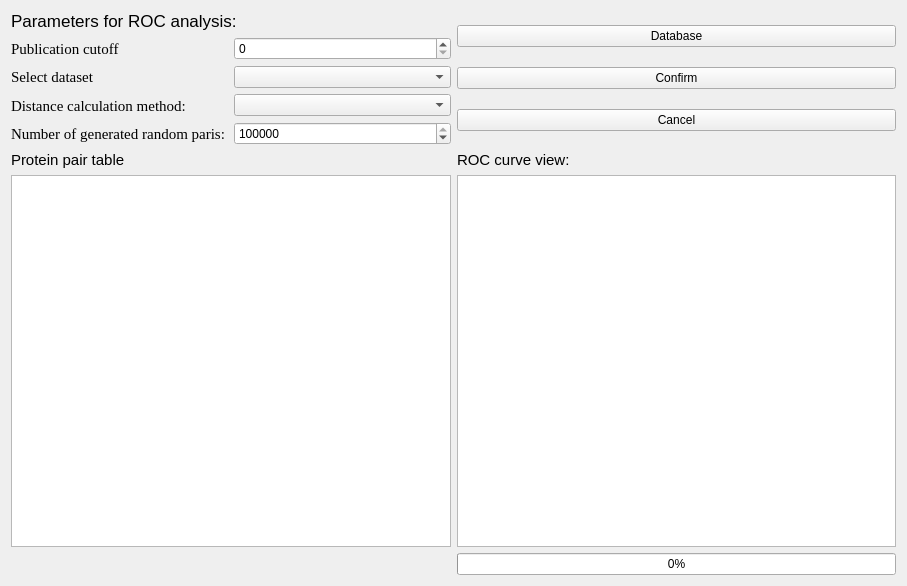
This is AnalROC.ui in hcji/ProSAP as Qt 5 draws it before an edit. The edited form follows.
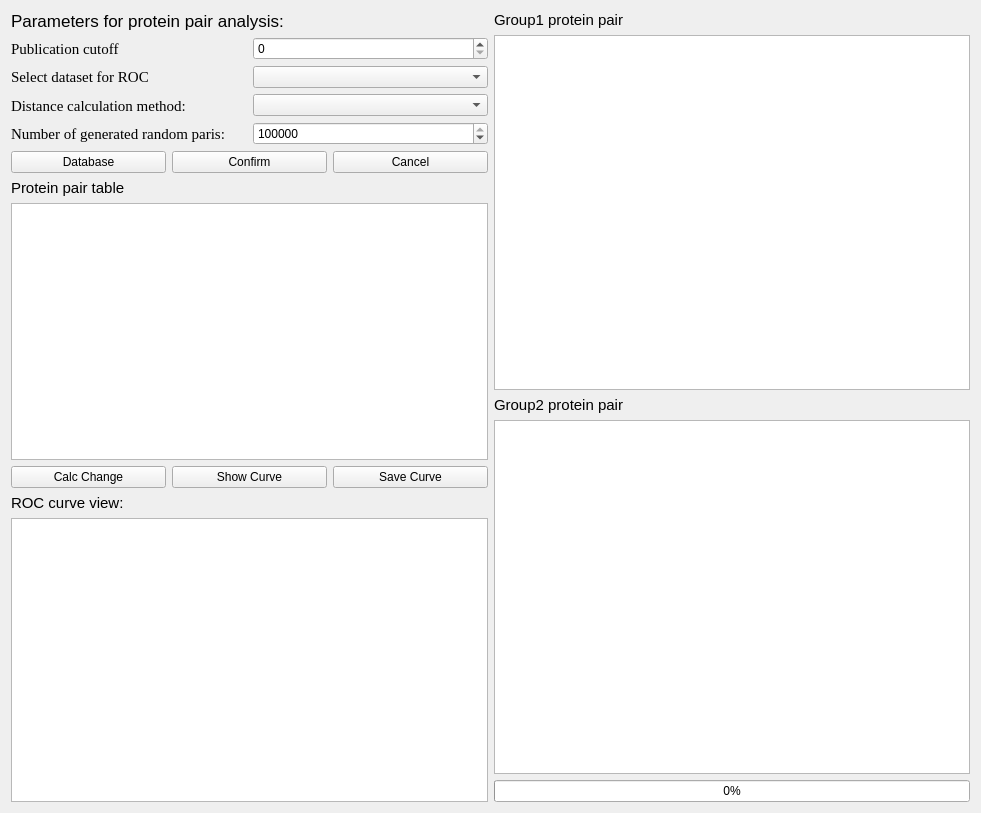
This is the edited form.

Commit message: prepare pair analysis

```diff
--- a/AnalROC.ui
+++ b/AnalROC.ui
@@ -6,35 +6,21 @@
    <rect>
     <x>0</x>
     <y>0</y>
-    <width>907</width>
-    <height>586</height>
+    <width>981</width>
+    <height>813</height>
    </rect>
   </property>
   <property name="windowTitle">
    <string>Form</string>
   </property>
   <layout class="QGridLayout" name="gridLayout">
-   <item row="1" column="1">
-    <layout class="QVBoxLayout" name="verticalLayout_5">
-     <item>
-      <widget class="QLabel" name="label_2">
-       <property name="font">
-        <font>
-         <family>Arial</family>
-         <pointsize>11</pointsize>
-        </font>
-       </property>
-       <property name="text">
-        <string>ROC curve view:</string>
-       </property>
-      </widget>
-     </item>
-     <item>
-      <widget class="QGraphicsView" name="graphicsView"/>
-     </item>
-    </layout>
-   </item>
    <item row="0" column="0">
+    <layout class="QHBoxLayout" name="horizontalLayout_4">
+     <item>
+      <layout class="QVBoxLayout" name="verticalLayout_8">
+       <item>
+        <layout class="QVBoxLayout" name="verticalLayout">
+         <item>
     <layout class="QVBoxLayout" name="verticalLayout_6">
      <item>
       <widget class="QLabel" name="label_4">
@@ -45,7 +31,7 @@
         </font>
        </property>
        <property name="text">
-        <string>Parameters for ROC analysis:</string>
+              <string>Parameters for protein pair analysis:</string>
        </property>
       </widget>
      </item>
@@ -75,7 +61,7 @@
             </font>
            </property>
            <property name="text">
-            <string>Select dataset</string>
+                  <string>Select dataset for ROC</string>
            </property>
           </widget>
          </item>
@@ -137,28 +123,8 @@
      </item>
     </layout>
    </item>
-   <item row="1" column="0">
-    <layout class="QVBoxLayout" name="verticalLayout_4">
      <item>
-      <widget class="QLabel" name="label_3">
-       <property name="font">
-        <font>
-         <family>Arial</family>
-         <pointsize>11</pointsize>
-        </font>
-       </property>
-       <property name="text">
-        <string>Protein pair table</string>
-       </property>
-      </widget>
-     </item>
-     <item>
-      <widget class="QTableView" name="tableView"/>
-     </item>
-    </layout>
-   </item>
-   <item row="0" column="1">
-    <layout class="QVBoxLayout" name="verticalLayout">
+          <layout class="QHBoxLayout" name="horizontalLayout_2">
      <item>
       <widget class="QPushButton" name="pushButtonDatabase">
        <property name="text">
@@ -182,12 +148,131 @@
      </item>
     </layout>
    </item>
-   <item row="2" column="1">
+        </layout>
+       </item>
+       <item>
+        <layout class="QVBoxLayout" name="verticalLayout_4">
+         <item>
+          <widget class="QLabel" name="label_3">
+           <property name="font">
+            <font>
+             <family>Arial</family>
+             <pointsize>11</pointsize>
+            </font>
+           </property>
+           <property name="text">
+            <string>Protein pair table</string>
+           </property>
+          </widget>
+         </item>
+         <item>
+          <widget class="QTableView" name="tableView"/>
+         </item>
+         <item>
+          <layout class="QHBoxLayout" name="horizontalLayout_3">
+           <item>
+            <widget class="QPushButton" name="pushButtonPval">
+             <property name="text">
+              <string>Calc Change</string>
+             </property>
+            </widget>
+           </item>
+           <item>
+            <widget class="QPushButton" name="pushButtonCurve">
+             <property name="text">
+              <string>Show Curve</string>
+             </property>
+            </widget>
+           </item>
+           <item>
+            <widget class="QPushButton" name="pushButtonSave">
+             <property name="text">
+              <string>Save Curve</string>
+             </property>
+            </widget>
+           </item>
+          </layout>
+         </item>
+        </layout>
+       </item>
+       <item>
+        <layout class="QVBoxLayout" name="verticalLayout_5">
+         <item>
+          <widget class="QLabel" name="label_2">
+           <property name="font">
+            <font>
+             <family>Arial</family>
+             <pointsize>11</pointsize>
+            </font>
+           </property>
+           <property name="text">
+            <string>ROC curve view:</string>
+           </property>
+          </widget>
+         </item>
+         <item>
+          <widget class="QGraphicsView" name="graphicsView"/>
+         </item>
+        </layout>
+       </item>
+      </layout>
+     </item>
+     <item>
+      <layout class="QVBoxLayout" name="verticalLayout_11">
+       <item>
+        <layout class="QVBoxLayout" name="verticalLayout_10">
+         <item>
+          <layout class="QVBoxLayout" name="verticalLayout_7">
+           <item>
+            <widget class="QLabel" name="label_8">
+             <property name="font">
+              <font>
+               <family>Arial</family>
+               <pointsize>11</pointsize>
+              </font>
+             </property>
+             <property name="text">
+              <string>Group1 protein pair</string>
+             </property>
+            </widget>
+           </item>
+           <item>
+            <widget class="QGraphicsView" name="graphicsView_2"/>
+           </item>
+          </layout>
+         </item>
+         <item>
+          <layout class="QVBoxLayout" name="verticalLayout_9">
+           <item>
+            <widget class="QLabel" name="label_9">
+             <property name="font">
+              <font>
+               <family>Arial</family>
+               <pointsize>11</pointsize>
+              </font>
+             </property>
+             <property name="text">
+              <string>Group2 protein pair</string>
+             </property>
+            </widget>
+           </item>
+           <item>
+            <widget class="QGraphicsView" name="graphicsView_3"/>
+           </item>
+          </layout>
+         </item>
+        </layout>
+       </item>
+       <item>
     <widget class="QProgressBar" name="progressBar">
      <property name="value">
       <number>0</number>
      </property>
     </widget>
+       </item>
+      </layout>
+     </item>
+    </layout>
    </item>
   </layout>
  </widget>
```
Lines whose indentation alone changed are shown as unchanged. The commit also changes 6 other files.
